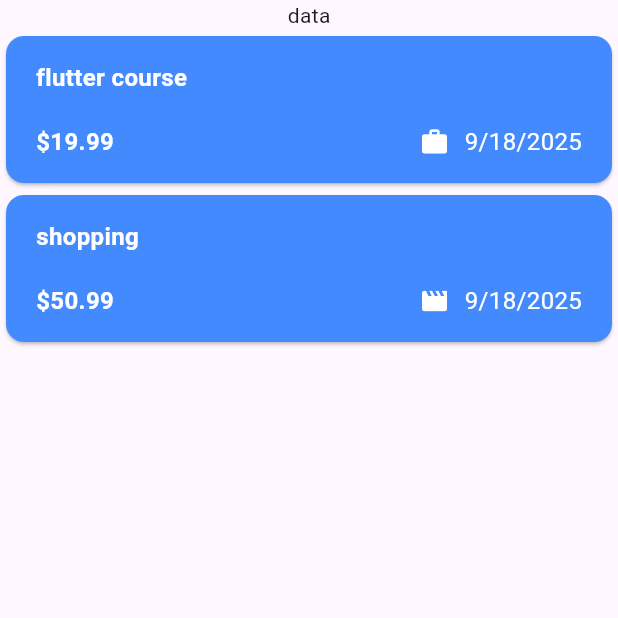
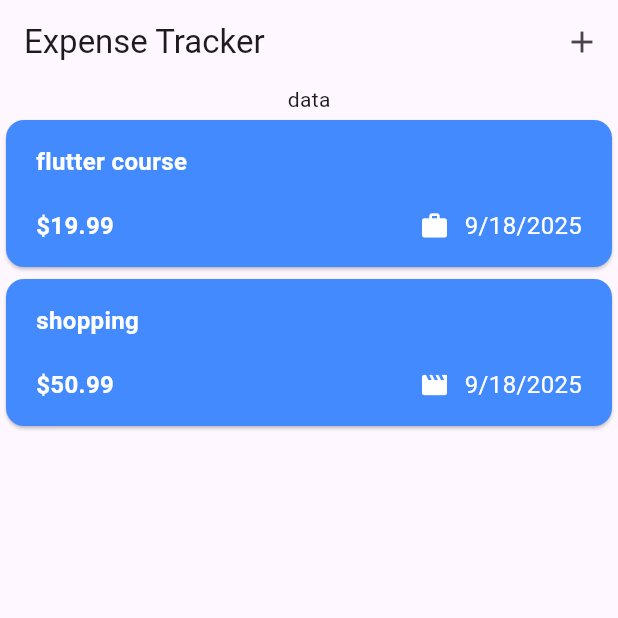
Before and after one commit to Joseph78888/expense_tracker, a Flutter app: the screen it shows after launch, on a phone screen of 412 x 824 dp, the top half of it. Run offline on Flutter 3.47's test engine with Material 3 defaults, Android fonts, the phone set to English and light mode, and no system bars.

Commit message:
adding app par

```diff
--- a/lib/widget/expenses.dart
+++ b/lib/widget/expenses.dart
@@ -10,7 +10,7 @@ class Expenses extends StatefulWidget {
 }
 
 class _ExpensesState extends State<Expenses> {
-  // sample expenses
+  // Dummy expenses
   final List<Expense> _registeredExpenses = [
     Expense(
       title: 'flutter course',
@@ -29,6 +29,11 @@ class _ExpensesState extends State<Expenses> {
   @override
   Widget build(BuildContext context) {
     return Scaffold(
+      appBar: AppBar(
+        title: Text('Expense Tracker'),
+        // Add new Expense.
+        actions: [IconButton(onPressed: () {}, icon: Icon(Icons.add))],
+      ),
       body: Center(
         child: Column(
           mainAxisAlignment: MainAxisAlignment.center,
```
